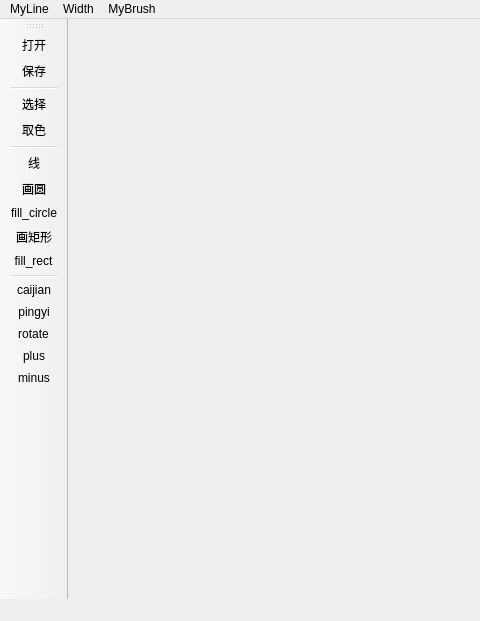
First picture: the form in mainwin.ui, repository Julyfan77/final-vcl, before the edit; both pictures show x 0 to 480 and y 0 to 621 of the 1062 by 621 pixel window.
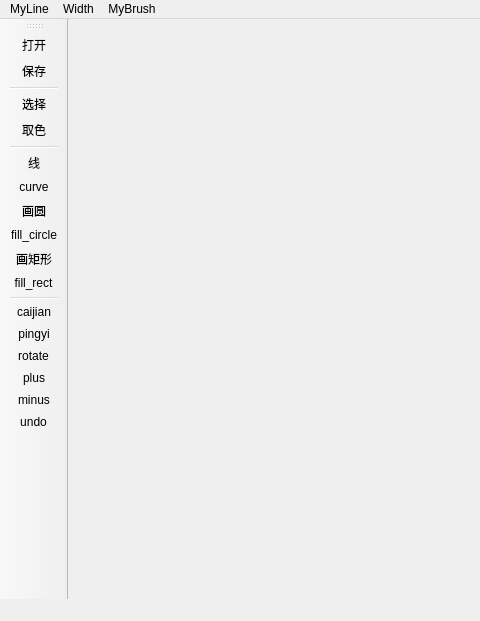
Second picture: the form after the edit. Icons and pictures are not drawn.

Patch:
```diff
--- a/mainwin.ui
+++ b/mainwin.ui
@@ -96,6 +96,7 @@
    <addaction name="color_action"/>
    <addaction name="separator"/>
    <addaction name="line_action"/>
+   <addaction name="curve_action"/>
    <addaction name="circle_action"/>
    <addaction name="fill_circle_action"/>
    <addaction name="rec_action"/>
@@ -106,6 +107,7 @@
    <addaction name="rotate_action"/>
    <addaction name="actionplus"/>
    <addaction name="actionminus"/>
+   <addaction name="undo_action"/>
   </widget>
   <action name="choose_action">
    <property name="icon">
@@ -327,6 +329,15 @@
     <string>RadialGradientPattern</string>
    </property>
   </action>
+  <action name="undo_action">
+   <property name="icon">
+    <iconset>
+     <normaloff>Icon/undo.png</normaloff>Icon/undo.png</iconset>
+   </property>
+   <property name="text">
+    <string>undo</string>
+   </property>
+  </action>
  </widget>
  <resources>
   <include location="img_rcc.qrc"/>
```
